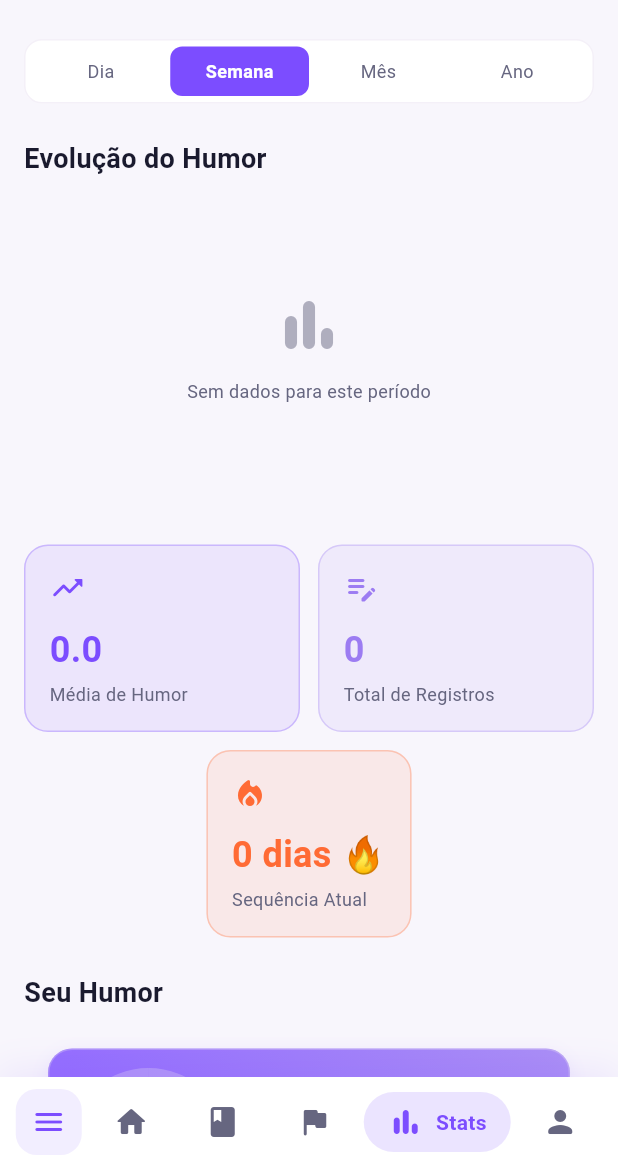
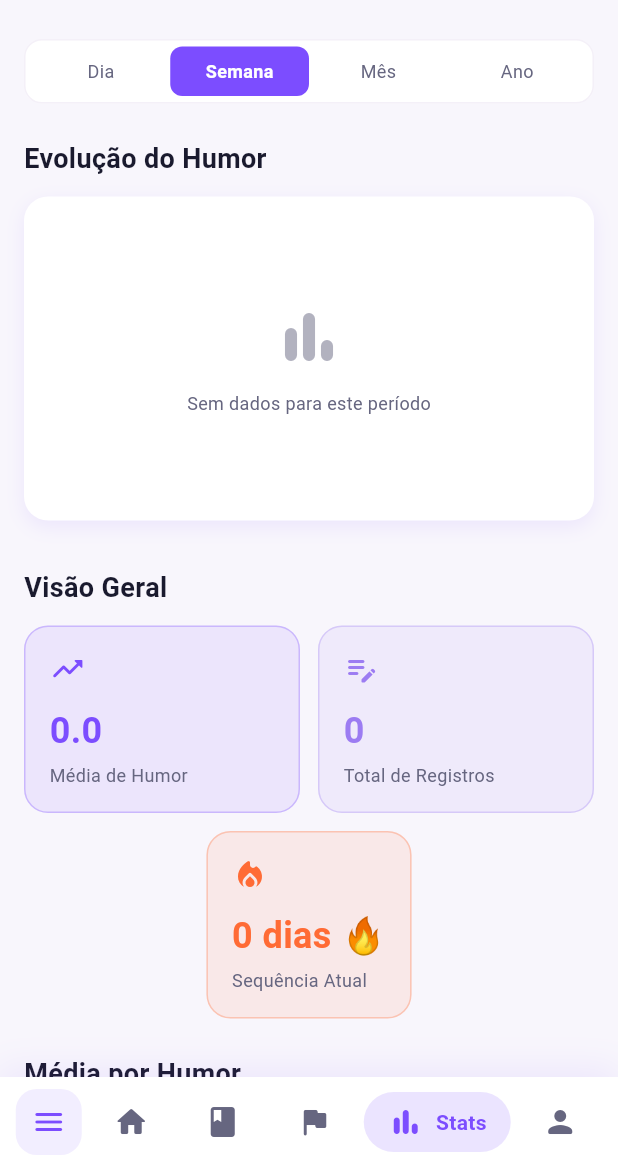
Before and after one commit to Franklyn-R-Silva/sentimento_app, a Flutter app: the screen it shows once a user with an empty profile is signed in, item 5 of the bottom bar chosen, on a phone screen of 412 x 824 dp, the part 69-1236 px from its top. Run offline on Flutter 3.47's test engine with Material 3 defaults, Android fonts, the phone set to English and light mode, and no system bars; drawn by our look-alikes of auto_size_text; our stand-ins replace cached_network_image, firebase_core, firebase_messaging, fl_chart, flutter_animate, flutter_dotenv and 17 more; missing offline and left inert: app_settings, json_path, whatsapp_unilink; accounts and stored records are empty; Roboto replaces fonts that are missing (InterTight).

```diff
--- a/lib/main.dart
+++ b/lib/main.dart
@@ -7,7 +7,6 @@
 import 'package:flutter_localizations/flutter_localizations.dart';
 import 'package:logger/logger.dart';
 import 'package:provider/provider.dart';
-import 'package:shared_preferences/shared_preferences.dart';
 
 // Project imports:
 import 'package:sentimento_app/auth/supabase_auth/auth_util.dart';
--- a/lib/ui/pages/stats/stats.page.dart
+++ b/lib/ui/pages/stats/stats.page.dart
@@ -14,6 +14,8 @@
 import 'widgets/stats_distribution_chart.dart';
 import 'widgets/stats_mood_breakdown.dart';
 import 'widgets/stats_overview.dart';
+import 'package:sentimento_app/ui/shared/widgets/app_card.dart';
+import 'package:sentimento_app/ui/shared/widgets/app_section_header.dart';
 
 export 'stats.model.dart';
 
@@ -121,16 +123,23 @@
                         const SizedBox(height: 24),
 
                         // Dynamic Chart
-                        Text('Evolução do Humor', style: theme.titleMedium),
+                        const AppSectionHeader(title: 'Evolução do Humor'),
                         const SizedBox(height: 12),
-                        DynamicChart(
-                          entries: model.getFilteredEntries(),
-                          period: model.selectedPeriod,
+                        AppCard(
+                          child: Padding(
+                            padding: const EdgeInsets.all(8.0),
+                            child: DynamicChart(
+                              entries: model.getFilteredEntries(),
+                              period: model.selectedPeriod,
+                            ),
+                          ),
                         ),
 
                         const SizedBox(height: 32),
 
                         // Overview cards
+                        const AppSectionHeader(title: 'Visão Geral'),
+                        const SizedBox(height: 12),
                         StatsOverview(
                           averageMood: model.averageMood,
                           totalEntries: model.totalEntries,
@@ -140,16 +149,24 @@
                         const SizedBox(height: 24),
 
                         // Mood average breakdown
-                        StatsMoodBreakdown(
-                          averageMood: model.averageMood,
-                          totalEntries: model.totalEntries,
+                        const AppSectionHeader(title: 'Média por Humor'),
+                        const SizedBox(height: 12),
+                        AppCard(
+                          child: StatsMoodBreakdown(
+                            averageMood: model.averageMood,
+                            totalEntries: model.totalEntries,
+                          ),
                         ),
 
                         const SizedBox(height: 24),
 
                         // Distribution chart
-                        StatsDistributionChart(
-                          moodDistribution: model.moodDistribution,
+                        const AppSectionHeader(title: 'Distribuição'),
+                        const SizedBox(height: 12),
+                        AppCard(
+                          child: StatsDistributionChart(
+                            moodDistribution: model.moodDistribution,
+                          ),
                         ),
 
                         const SizedBox(height: 40),
```
